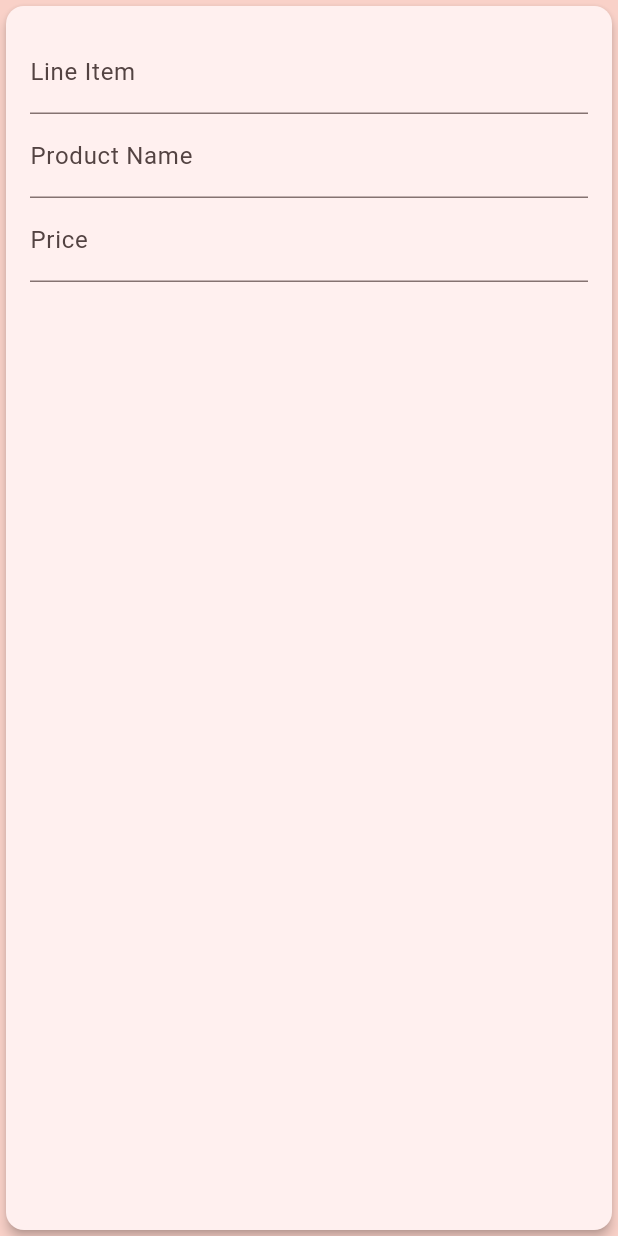
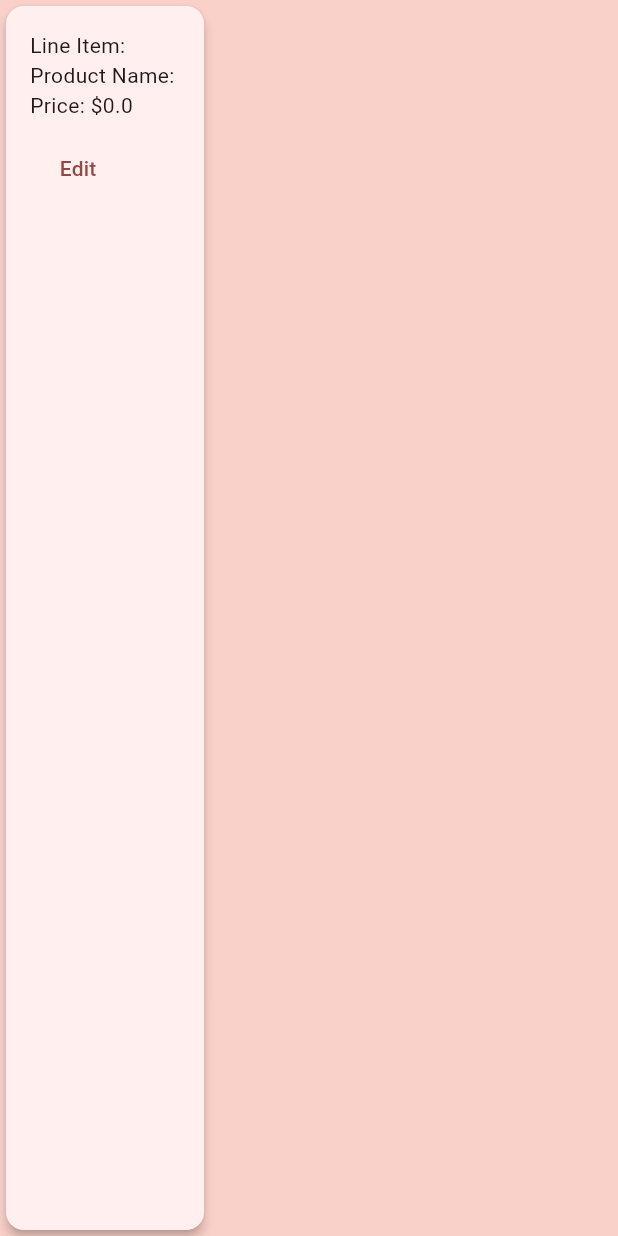
Before and after one commit to Saavy-25/Kubera-Frontend, a Flutter app: the StoreProductCard widget shown alone on an empty page, opened directly with empty values, on a phone screen of 412 x 824 dp. Run offline on Flutter 3.47's test engine with Material 3 defaults, Android fonts, the light colour scheme and no system bars; our stand-ins replace image_picker; generated files the repository leaves out were written again; network calls fail.

Commit message:
made store product card conditionally editable

```diff
--- a/flutter_kubera/lib/src/core/store_product_card.dart
+++ b/flutter_kubera/lib/src/core/store_product_card.dart
@@ -1,7 +1,7 @@
 import 'package:flutter/material.dart';
 import 'package:flutter_kubera/src/models/store_product.dart';
 
-class StoreProductCard extends StatelessWidget {
+class StoreProductCard extends StatefulWidget {
   final StoreProduct product;
   final ValueChanged<String> onLineItemChanged;
   final ValueChanged<String> onProductNameChanged;
@@ -36,7 +36,14 @@
     this.onCheckboxChanged,
     this.onDelete,
     this.onAdd,
-  }): super(key: key);
+  }) : super(key: key);
+
+  @override
+  _StoreProductCardState createState() => _StoreProductCardState();
+}
+
+class _StoreProductCardState extends State<StoreProductCard> {
+  bool _isEditing = false;
 
   @override
   Widget build(BuildContext context) {
@@ -44,28 +51,58 @@
       elevation: 3,
       shape: RoundedRectangleBorder(borderRadius: BorderRadius.circular(12)),
       child: InkWell(
-        onTap: onTap,
+        onTap: widget.onTap,
         borderRadius: BorderRadius.circular(12),
         child: Padding(
           padding: const EdgeInsets.all(16.0),
           child: Column(
             crossAxisAlignment: CrossAxisAlignment.start,
             children: [
+              if (_isEditing) ...[
                 TextField(
-              controller: TextEditingController(text: product.lineItem),
+                  controller: TextEditingController(text: widget.product.lineItem),
                   decoration: const InputDecoration(labelText: 'Line Item'),
-              onChanged: onLineItemChanged,
+                  onChanged: widget.onLineItemChanged,
                 ),
                 TextField(
-              controller: TextEditingController(text: product.productName),
+                  controller: TextEditingController(text: widget.product.storeProductName),
                   decoration: const InputDecoration(labelText: 'Product Name'),
-              onChanged: onProductNameChanged,
+                  onChanged: widget.onProductNameChanged,
                 ),
                 TextField(
-              controller: TextEditingController(text: product.price.toString()),
+                  controller: TextEditingController(text: widget.product.totalPrice.toString()),
                   decoration: const InputDecoration(labelText: 'Price'),
                   keyboardType: TextInputType.number,
-              onChanged: (value) => onPriceChanged(double.tryParse(value) ?? 0.0),
+                  onChanged: (value) => widget.onPriceChanged(double.tryParse(value) ?? 0.0),
+                ),
+              ] else ...[
+                Text('Line Item: ${widget.product.lineItem}'),
+                Text('Product Name: ${widget.product.storeProductName}'),
+                Text('Price: \$${widget.product.totalPrice}'),
+              ],
+              const SizedBox(height: 8),
+              Column(
+                crossAxisAlignment: CrossAxisAlignment.start,
+                children: [
+                  if (_isEditing)
+                    TextButton(
+                      onPressed: () {
+                        setState(() {
+                          _isEditing = false;
+                        });
+                      },
+                      child: const Text('Save'),
+                    )
+                  else
+                    TextButton(
+                      onPressed: () {
+                        setState(() {
+                          _isEditing = true;
+                        });
+                      },
+                      child: const Text('Edit'),
+                    ),
+                ],
               ),
             ],
           ),
```
Lines whose indentation alone changed are shown as unchanged.
